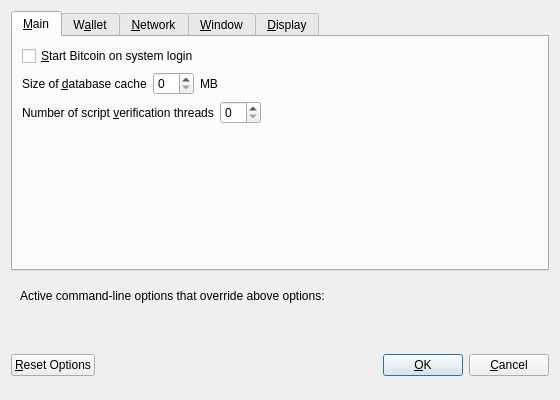
Above: src/qt/forms/optionsdialog.ui from kangleweb/t1 before the change. Below: the same form after it.
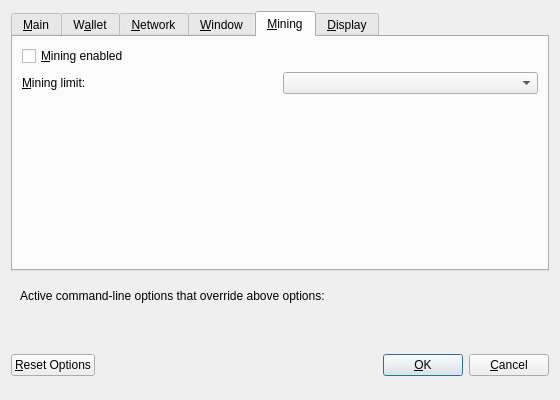
That is the form after the change. The open tabs and pages were chosen to show the change. Custom widgets are drawn as their Qt base class.

Diff of the .ui file:
```diff
--- a/src/qt/forms/optionsdialog.ui
+++ b/src/qt/forms/optionsdialog.ui
@@ -33,7 +33,7 @@
           <string>Automatically start Bitcoin after logging in to the system.</string>
          </property>
          <property name="text">
-          <string>&amp;Start Bitcoin on system login</string>
+          <string>&amp;Start Quark on system login</string>
          </property>
         </widget>
        </item>
@@ -408,6 +408,66 @@
        </item>
       </layout>
      </widget>
+     
+     <widget class="QWidget" name="tabMining">
+      <attribute name="title">
+       <string>&amp;Mining</string>
+      </attribute>
+      <layout class="QVBoxLayout" name="verticalLayout_Mining">
+      
+       <item>
+        <widget class="QCheckBox" name="checkboxMiningEnabled">
+         <property name="toolTip">
+          <string>&lt;html&gt;&lt;head/&gt;&lt;body&gt;&lt;p&gt;Whether to enabled Quark mining by default.&lt;/p&gt;&lt;/body&gt;&lt;/html&gt;</string>
+         </property>
+         <property name="text">
+          <string>&amp;Mining enabled</string>
+         </property>
+        </widget>
+       </item>
+       
+       <item>
+        <layout class="QHBoxLayout" name="horizontalLayout_2_Mining">        
+         <item>
+          <widget class="QLabel" name="labelMiningProcLimit">
+           <property name="text">
+            <string>&amp;Mining limit:</string>
+           </property>
+           <property name="textFormat">
+            <enum>Qt::PlainText</enum>
+           </property>
+           <property name="buddy">
+            <cstring>comboMiningProcLimit</cstring>
+           </property>
+          </widget>
+         </item>
+         <item>
+          <widget class="QValueComboBox" name="comboMiningProcLimit">
+           <property name="toolTip">
+            <string>Choose the default mining intensity.</string>
+           </property>
+          </widget>
+         </item>
+        </layout>
+       </item>
+       <item>
+        <spacer name="verticalSpacer_Display">
+         <property name="orientation">
+          <enum>Qt::Vertical</enum>
+         </property>
+         <property name="sizeHint" stdset="0">
+          <size>
+           <width>20</width>
+           <height>40</height>
+          </size>
+         </property>
+        </spacer>
+       </item>
+       
+      </layout>
+     </widget>
+     
+     
      <widget class="QWidget" name="tabDisplay">
       <attribute name="title">
        <string>&amp;Display</string>
```
Left out of the diff: 10 changed lines with no effect on the pictures.
